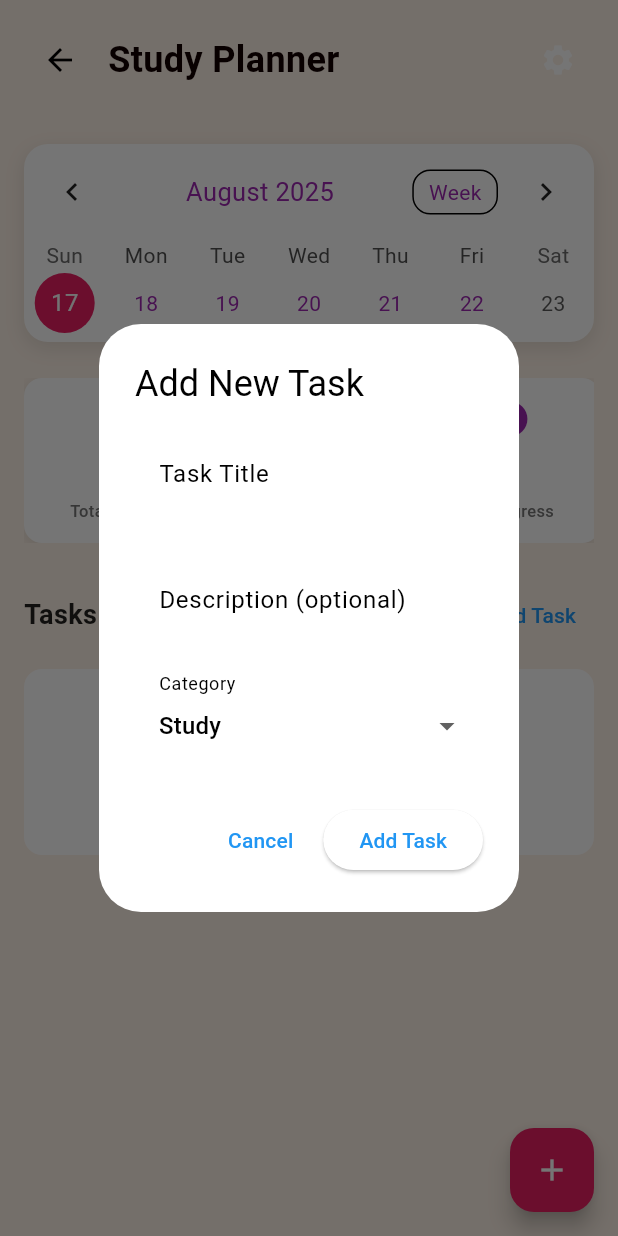
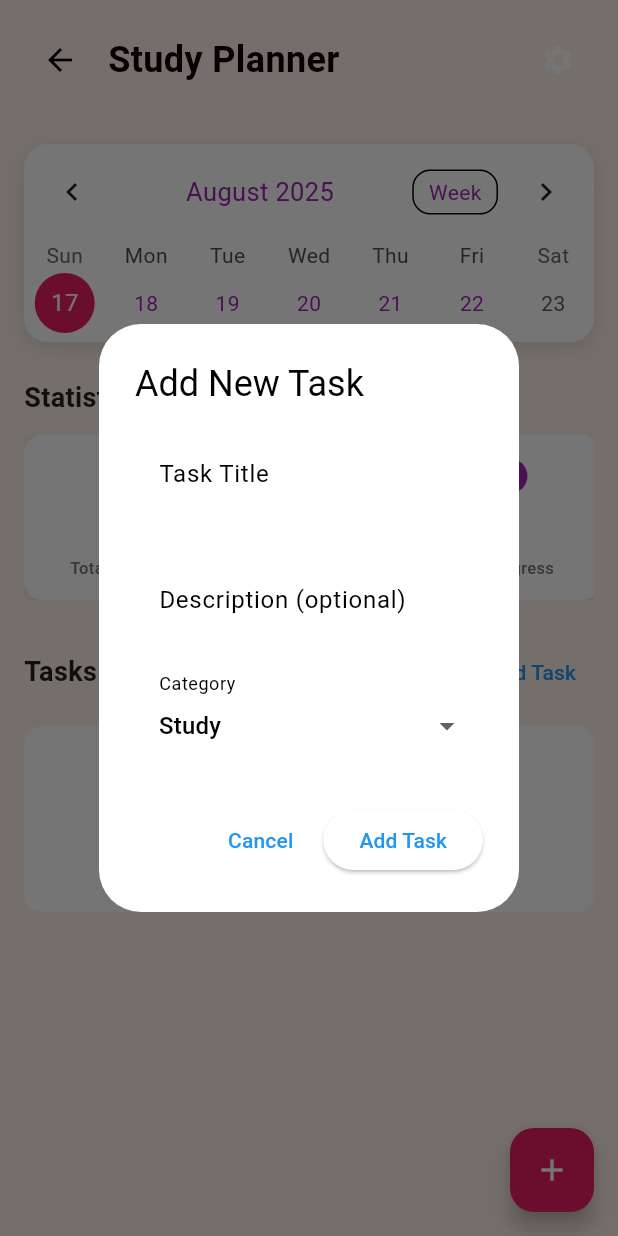
Before and after one commit to sakibahammed/AI-powered-Study-Planner-and-Learning-Assistant, a Flutter app: the screen it shows once a user with an empty profile is signed in, item 2 of the bottom bar chosen, after a tap on "Add Task", on a phone screen of 412 x 824 dp. Run offline on Flutter 3.47's test engine with Material 3 defaults, Android fonts, the phone set to English and light mode, and no system bars; drawn by our look-alikes of table_calendar; our stand-ins replace cloud_firestore, file_picker, firebase_auth, firebase_core, shared_preferences; accounts and stored records are empty.

Commit message:
minor improvement added here

```diff
--- a/ai_study_planner/lib/screens/dashboard_screen.dart
+++ b/ai_study_planner/lib/screens/dashboard_screen.dart
@@ -62,6 +62,7 @@ class _DashboardScreenState extends State<DashboardScreen>
   }
 
   void _loadTodayTasks() {
+    print('Dashboard: _loadTodayTasks called');
     setState(() {
       selectedDateTasks = _taskService.getTasksForDate(_currentSelectedDate);
     });
@@ -237,7 +238,16 @@ class _DashboardScreenState extends State<DashboardScreen>
                 icon: Icons.calendar_today,
                 label: 'Planner',
                 onTap: () => _navigateToScreen(
-                  PlannerScreen(onDateSelected: updateSelectedDate),
+                  PlannerScreen(
+                    onDateSelected: updateSelectedDate,
+                    onTaskAdded: () {
+                      print(
+                        'Dashboard: Task added callback received, refreshing...',
+                      );
+                      _loadTodayTasks();
+                      setState(() {});
+                    },
+                  ),
                 ),
               ),
               _buildNavItem(
--- a/ai_study_planner/lib/screens/planner_screen.dart
+++ b/ai_study_planner/lib/screens/planner_screen.dart
@@ -8,8 +8,9 @@ import '../widgets/edit_task_dialog.dart';
 
 class PlannerScreen extends StatefulWidget {
   final Function(DateTime)? onDateSelected;
+  final VoidCallback? onTaskAdded;
 
-  const PlannerScreen({super.key, this.onDateSelected});
+  const PlannerScreen({super.key, this.onDateSelected, this.onTaskAdded});
 
   @override
   State<PlannerScreen> createState() => _PlannerScreenState();
@@ -83,27 +84,53 @@ class _PlannerScreenState extends State<PlannerScreen>
     return _events[DateTime(day.year, day.month, day.day)] ?? [];
   }
 
-  // Calculate task statistics
+  // Calculate task statistics for the selected date
   int get _totalTasksCount {
-    return _taskService.getAllTasks().length;
+    final tasksForSelectedDay = _getEventsForDay(_selectedDay);
+    print(
+      'Planner: Total tasks for ${_selectedDay}: ${tasksForSelectedDay.length}',
+    );
+    return tasksForSelectedDay.length;
   }
 
   int get _completedTasksCount {
-    return _taskService.getAllTasks().where((task) => task.isCompleted).length;
+    final tasksForSelectedDay = _getEventsForDay(_selectedDay);
+    final completedTasks = tasksForSelectedDay
+        .where((task) => task.isCompleted)
+        .toList();
+    print(
+      'Planner: Completed tasks for ${_selectedDay}: ${completedTasks.length}',
+    );
+    print(
+      'Planner: Completed task titles: ${completedTasks.map((t) => t.title).join(', ')}',
+    );
+    return completedTasks.length;
   }
 
   int get _inProgressTasksCount {
-    return _taskService
-        .getAllTasks()
+    final tasksForSelectedDay = _getEventsForDay(_selectedDay);
+    final inProgressTasks = tasksForSelectedDay
         .where((task) => task.isStarted && !task.isCompleted)
-        .length;
+        .toList();
+    print(
+      'Planner: In progress tasks for ${_selectedDay}: ${inProgressTasks.length}',
+    );
+    print(
+      'Planner: In progress task titles: ${inProgressTasks.map((t) => t.title).join(', ')}',
+    );
+    return inProgressTasks.length;
   }
 
   int get _pendingTasksCount {
-    return _taskService
-        .getAllTasks()
+    final tasksForSelectedDay = _getEventsForDay(_selectedDay);
+    final pendingTasks = tasksForSelectedDay
         .where((task) => !task.isStarted && !task.isCompleted)
-        .length;
+        .toList();
+    print('Planner: Pending tasks for ${_selectedDay}: ${pendingTasks.length}');
+    print(
+      'Planner: Pending task titles: ${pendingTasks.map((t) => t.title).join(', ')}',
+    );
+    return pendingTasks.length;
   }
 
   @override
@@ -209,6 +236,9 @@ class _PlannerScreenState extends State<PlannerScreen>
           });
           // Notify dashboard about the selected date
           widget.onDateSelected?.call(selectedDay);
+          print(
+            'Planner: Date selected: ${selectedDay}, statistics will update',
+          );
         },
         onFormatChanged: (format) {
           setState(() {
@@ -242,7 +272,19 @@ class _PlannerScreenState extends State<PlannerScreen>
   }
 
   Widget _buildStatisticsSection() {
-    return SingleChildScrollView(
+    return Column(
+      crossAxisAlignment: CrossAxisAlignment.start,
+      children: [
+        Text(
+          'Statistics for ${DateFormat('MMM dd, yyyy').format(_selectedDay)}',
+          style: const TextStyle(
+            fontSize: 18,
+            fontWeight: FontWeight.bold,
+            color: Colors.black87,
+          ),
+        ),
+        const SizedBox(height: 12),
+        SingleChildScrollView(
           scrollDirection: Axis.horizontal,
           child: Row(
             children: [
@@ -287,6 +329,8 @@ class _PlannerScreenState extends State<PlannerScreen>
               ),
             ],
           ),
+        ),
+      ],
     );
   }
 
@@ -639,6 +683,8 @@ class _PlannerScreenState extends State<PlannerScreen>
     await _taskService.updateTask(updatedTask);
     _loadTasks(); // Reload tasks from service
     setState(() {});
+    // Notify parent that a task was updated
+    widget.onTaskAdded?.call();
   }
 
   void _deleteTask(Task task) async {
@@ -677,6 +723,8 @@ class _PlannerScreenState extends State<PlannerScreen>
           duration: Duration(seconds: 2),
         ),
       );
+      // Notify parent that a task was deleted
+      widget.onTaskAdded?.call();
     }
   }
 
@@ -690,11 +738,15 @@ class _PlannerScreenState extends State<PlannerScreen>
           await _taskService.updateTaskStartStatus(taskId, isStarted);
           _loadTasks();
           setState(() {});
+          // Notify parent that a task was updated
+          widget.onTaskAdded?.call();
         },
         onTaskCompleted: (taskId, isCompleted) async {
           await _taskService.updateTaskCompletion(taskId, isCompleted);
           _loadTasks();
           setState(() {});
+          // Notify parent that a task was updated
+          widget.onTaskAdded?.call();
         },
         onTaskDeleted: (taskId) async {
           await _taskService.removeTask(taskId);
@@ -709,6 +761,8 @@ class _PlannerScreenState extends State<PlannerScreen>
               duration: Duration(seconds: 2),
             ),
           );
+          // Notify parent that a task was deleted
+          widget.onTaskAdded?.call();
         },
       ),
     );
@@ -724,6 +778,8 @@ class _PlannerScreenState extends State<PlannerScreen>
       await _taskService.addTask(result);
       _loadTasks(); // Reload tasks from service
       setState(() {});
+      // Notify parent that a task was added
+      widget.onTaskAdded?.call();
     }
   }
 }
--- a/ai_study_planner/lib/services/task_service.dart
+++ b/ai_study_planner/lib/services/task_service.dart
@@ -62,6 +62,9 @@ class TaskService {
   // Get all tasks
   List<Task> getAllTasks() {
     print('TaskService: Getting all tasks - ${_allTasks.length} tasks');
+    print(
+      'TaskService: Task details: ${_allTasks.map((t) => '${t.title} (${t.dueDate})').join(', ')}',
+    );
     return List.from(_allTasks);
   }
 
--- a/ai_study_planner/lib/widgets/upcoming_section.dart
+++ b/ai_study_planner/lib/widgets/upcoming_section.dart
@@ -8,13 +8,38 @@ class UpcomingSection extends StatefulWidget {
   _UpcomingSectionState createState() => _UpcomingSectionState();
 }
 
-class _UpcomingSectionState extends State<UpcomingSection> {
+class _UpcomingSectionState extends State<UpcomingSection>
+    with WidgetsBindingObserver {
   final TaskService _taskService = TaskService();
   List<Task> upcomingTasks = [];
+  List<Task> allUpcomingTasks = [];
+  bool _showAll = false;
 
   @override
   void initState() {
     super.initState();
+    WidgetsBinding.instance.addObserver(this);
+    _loadUpcomingTasks();
+  }
+
+  @override
+  void dispose() {
+    WidgetsBinding.instance.removeObserver(this);
+    super.dispose();
+  }
+
+  @override
+  void didChangeAppLifecycleState(AppLifecycleState state) {
+    if (state == AppLifecycleState.resumed) {
+      _loadUpcomingTasks();
+    }
+  }
+
+  @override
+  void didChangeDependencies() {
+    super.didChangeDependencies();
+    // Reload tasks when dependencies change (e.g., when returning to this screen)
+    print('UpcomingSection: didChangeDependencies called');
     _loadUpcomingTasks();
   }
 
@@ -22,20 +47,38 @@ class _UpcomingSectionState extends State<UpcomingSection> {
     final allTasks = _taskService.getAllTasks();
     final now = DateTime.now();
 
-    // Get tasks that are due in the next 7 days and not completed
-    upcomingTasks = allTasks
-        .where((task) => task.dueDate.isAfter(now) && !task.isCompleted)
-        .toList();
+    // Get tasks that are due in the future and not completed
+    allUpcomingTasks = allTasks.where((task) {
+      final isNotCompleted = !task.isCompleted;
+      final isUpcoming = task.dueDate.isAfter(now);
+      return isUpcoming && isNotCompleted;
+    }).toList();
 
     // Sort by due date (earliest first)
-    upcomingTasks.sort((a, b) => a.dueDate.compareTo(b.dueDate));
+    allUpcomingTasks.sort((a, b) => a.dueDate.compareTo(b.dueDate));
 
-    // Take only the next 5 upcoming tasks
-    if (upcomingTasks.length > 5) {
-      upcomingTasks = upcomingTasks.take(5).toList();
+    // Set upcoming tasks based on show all state
+    if (_showAll) {
+      upcomingTasks = allUpcomingTasks;
+    } else {
+      // Take only the next 5 upcoming tasks
+      upcomingTasks = allUpcomingTasks.take(5).toList();
     }
 
     setState(() {});
+  }
+
+  // Public method to refresh the upcoming tasks
+  void refresh() {
+    _loadUpcomingTasks();
+  }
+
+  // Toggle show all state
+  void _toggleShowAll() {
+    setState(() {
+      _showAll = !_showAll;
+    });
+    _loadUpcomingTasks();
   }
 
   String _formatDueDate(DateTime dueDate) {
@@ -88,9 +131,43 @@ class _UpcomingSectionState extends State<UpcomingSection> {
     return Column(
       crossAxisAlignment: CrossAxisAlignment.start,
       children: [
-        Text(
-          'Upcoming',
-          style: TextStyle(fontSize: 22, fontWeight: FontWeight.bold),
+        Row(
+          mainAxisAlignment: MainAxisAlignment.spaceBetween,
+          children: [
+            Column(
+              crossAxisAlignment: CrossAxisAlignment.start,
+              children: [
+                Text(
+                  'Upcoming',
+                  style: TextStyle(fontSize: 22, fontWeight: FontWeight.bold),
+                ),
+                if (allUpcomingTasks.length > 0)
+                  Text(
+                    '${upcomingTasks.length} of ${allUpcomingTasks.length} tasks',
+                    style: TextStyle(fontSize: 12, color: Colors.grey[600]),
+                  ),
+              ],
+            ),
+            // Show button if more than 5 tasks
+            if (allUpcomingTasks.length > 5)
+              Container(
+                decoration: BoxDecoration(
+                  color: Colors.pink.withOpacity(0.1),
+                  borderRadius: BorderRadius.circular(20),
+                ),
+                child: TextButton(
+                  onPressed: _toggleShowAll,
+                  child: Text(
+                    _showAll ? 'Show Less' : 'Show All',
+                    style: TextStyle(
+                      color: Colors.pink,
+                      fontWeight: FontWeight.w600,
+                      fontSize: 14,
+                    ),
+                  ),
+                ),
+              ),
+          ],
         ),
         const SizedBox(height: 12),
         if (upcomingTasks.isEmpty)
@@ -109,7 +186,23 @@ class _UpcomingSectionState extends State<UpcomingSection> {
             ),
           )
         else
-          ...upcomingTasks.map((task) => _buildTaskCard(task)),
+          Container(
+            constraints: BoxConstraints(
+              maxHeight: _showAll
+                  ? 500
+                  : 350, // Increased height for better visibility
+            ),
+            child: SingleChildScrollView(
+              physics: BouncingScrollPhysics(), // Better scroll physics
+              child: Column(
+                children: [
+                  ...upcomingTasks.map((task) => _buildTaskCard(task)),
+                  // Add bottom padding to prevent cropping
+                  SizedBox(height: 20),
+                ],
+              ),
+            ),
+          ),
       ],
     );
   }
@@ -119,14 +212,7 @@ class _UpcomingSectionState extends State<UpcomingSection> {
     final isUrgent = daysUntilDue <= 3;
     final isSoon = daysUntilDue > 3 && daysUntilDue <= 7;
 
-    // Debug print to see what's happening
-    print(
-      'Task: ${task.title}, Days until due: $daysUntilDue, isUrgent: $isUrgent, isSoon: $isSoon',
-    );
-
     // Show badges for all upcoming tasks for testing
-    final testIsUrgent =
-        daysUntilDue <= 7; // Show urgent for tasks due within 7 days
     final testIsSoon =
         daysUntilDue > 7 &&
         daysUntilDue <= 14; // Show soon for tasks due in 8-14 days
@@ -134,7 +220,7 @@ class _UpcomingSectionState extends State<UpcomingSection> {
     return GestureDetector(
       onTap: () => _showTaskDetailDialog(context, task),
       child: Container(
-        margin: EdgeInsets.only(bottom: 8),
+        margin: EdgeInsets.only(bottom: 12), // Increased bottom margin
         padding: EdgeInsets.all(16),
         decoration: BoxDecoration(
           color: Colors.white,
```
Also changed, not shown: 1 other file. Lines whose indentation alone changed are shown as unchanged.
